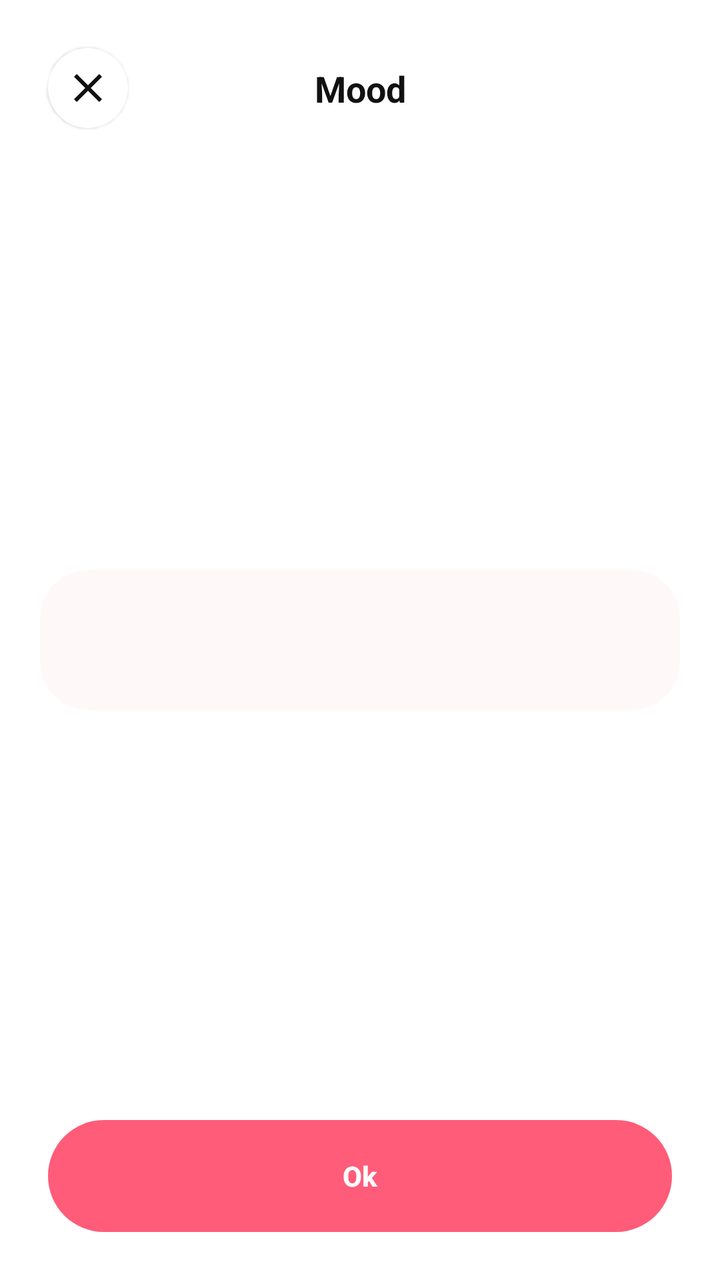
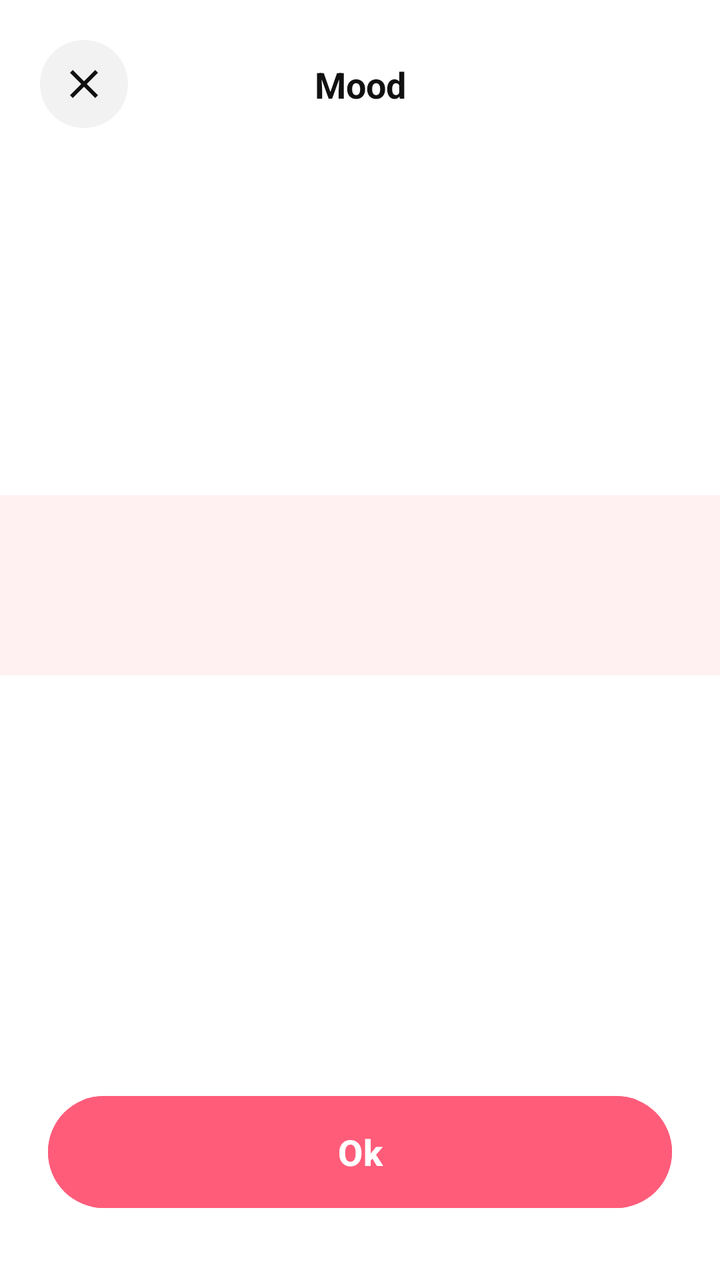

Two renders of the same Android screen: before a commit and after it. Below are the layout's source before the change and the commit's diff.
<!-- AndroidManifest.xml: application theme Theme.TrackerSiklusMenstruasi -->
<!-- res/layout/activity_mood_selection.xml -->
<?xml version="1.0" encoding="utf-8"?>
<androidx.constraintlayout.widget.ConstraintLayout xmlns:android="http://schemas.android.com/apk/res/android"
    xmlns:app="http://schemas.android.com/apk/res-auto"
    xmlns:tools="http://schemas.android.com/tools"
    android:layout_width="match_parent"
    android:layout_height="match_parent"
    android:background="@color/white">

    <ImageButton
        android:id="@+id/btnClose"
        android:layout_width="40dp"
        android:layout_height="40dp"
        android:layout_marginStart="24dp"
        android:layout_marginTop="24dp"
        android:background="@drawable/bg_circle_white"
        android:elevation="1dp"
        android:src="@drawable/ic_close"
        app:layout_constraintStart_toStartOf="parent"
        app:layout_constraintTop_toTopOf="parent"
        app:tint="@color/black"
        android:contentDescription="Close" />

    <TextView
        android:layout_width="wrap_content"
        android:layout_height="wrap_content"
        android:text="Mood"
        android:textColor="@color/black"
        android:textSize="18sp"
        android:textStyle="bold"
        app:layout_constraintBottom_toBottomOf="@id/btnClose"
        app:layout_constraintEnd_toEndOf="parent"
        app:layout_constraintStart_toStartOf="parent"
        app:layout_constraintTop_toTopOf="@id/btnClose" />

    
    <View
        android:id="@+id/selectorBg"
        android:layout_width="match_parent"
        android:layout_height="70dp"
        android:layout_marginHorizontal="20dp"
        android:background="@drawable/bg_pill_pink_light"
        android:alpha="0.4"
        app:layout_constraintBottom_toBottomOf="parent"
        app:layout_constraintTop_toTopOf="parent" />

    <androidx.recyclerview.widget.RecyclerView
        android:id="@+id/rvMoods"
        android:layout_width="match_parent"
        android:layout_height="0dp"
        android:clipToPadding="false"
        android:overScrollMode="never"
        app:layout_constraintBottom_toTopOf="@id/btnOk"
        app:layout_constraintTop_toBottomOf="@id/btnClose"
        tools:listitem="@layout/item_mood" />

    <Button
        android:id="@+id/btnOk"
        android:layout_width="match_parent"
        android:layout_height="56dp"
        android:layout_marginHorizontal="24dp"
        android:layout_marginBottom="24dp"
        android:background="@drawable/bg_button_pink"
        android:text="Ok"
        android:textAllCaps="false"
        android:textColor="@android:color/white"
        android:textStyle="bold"
        app:backgroundTint="@color/pink_main"
        app:layout_constraintBottom_toBottomOf="parent" />

</androidx.constraintlayout.widget.ConstraintLayout>
<!-- res/layout/item_mood.xml (included above) -->
<?xml version="1.0" encoding="utf-8"?>
<LinearLayout xmlns:android="http://schemas.android.com/apk/res/android"
    android:layout_width="match_parent"
    android:layout_height="100dp"
    android:gravity="center"
    android:orientation="horizontal">

    <FrameLayout
        android:id="@+id/iconContainer"
        android:layout_width="80dp"
        android:layout_height="80dp"
        android:visibility="gone">
        <View
            android:layout_width="match_parent"
            android:layout_height="match_parent"
            android:background="@drawable/bg_circle_pink" />
        <TextView
            android:id="@+id/tvEmoji"
            android:layout_width="match_parent"
            android:layout_height="match_parent"
            android:text="😊"
            android:textSize="36sp"
            android:gravity="center" />
    </FrameLayout>

    <TextView
        android:id="@+id/tvMoodName"
        android:layout_width="wrap_content"
        android:layout_height="wrap_content"
        android:layout_marginStart="20dp"
        android:text="Normal"
        android:textColor="@color/black"
        android:textSize="20sp"
        android:textStyle="bold" />

</LinearLayout>
<!-- resources referenced by this layout -->
<resources>
  <color name="black">#111111</color>
  <color name="pink_main">#FF5C7A</color>
  <color name="white">#FFFFFF</color>
  <!-- drawable bg_button_pink (drawable) -->
  <?xml version="1.0" encoding="utf-8"?>
  <ripple xmlns:android="http://schemas.android.com/apk/res/android"
      android:color="#40FFFFFF">
      <item>
          <shape android:shape="rectangle">
              <solid android:color="@color/pink_main" />
              <corners android:radius="30dp" />
          </shape>
      </item>
  </ripple>
  <!-- drawable bg_circle_pink (drawable) -->
  <?xml version="1.0" encoding="utf-8"?>
  <shape xmlns:android="http://schemas.android.com/apk/res/android"
      android:shape="oval">
      <solid android:color="@color/pink_main" />
  </shape>
  <!-- drawable bg_circle_white (drawable) -->
  <?xml version="1.0" encoding="utf-8"?>
  <shape xmlns:android="http://schemas.android.com/apk/res/android"
      android:shape="oval">
      <solid android:color="@color/white" />
  </shape>
  <!-- drawable bg_pill_pink_light (drawable) -->
  <?xml version="1.0" encoding="utf-8"?>
  <shape xmlns:android="http://schemas.android.com/apk/res/android">
      <solid android:color="#FFF0F2" />
      <corners android:radius="24dp" />
  </shape>
  <!-- drawable ic_close (drawable) -->
  <vector xmlns:android="http://schemas.android.com/apk/res/android"
      android:width="24dp"
      android:height="24dp"
      android:viewportWidth="24"
      android:viewportHeight="24">
      <path
          android:fillColor="#000000"
          android:pathData="M19,6.41L17.59,5L12,10.59L6.41,5L5,6.41L10.59,12L5,17.59L6.41,19L12,13.41L17.59,19L19,17.59L13.41,12L19,6.41Z" />
  </vector>
  <style name="Theme.TrackerSiklusMenstruasi" parent="Base.Theme.TrackerSiklusMenstruasi">
          
          <item name="android:editTextColor">@color/pink_main</item>
          <item name="android:textColorPrimary">@color/pink_main</item>
      </style>
  <style name="Base.Theme.TrackerSiklusMenstruasi" parent="Theme.Material3.DayNight.NoActionBar">
          
          <item name="colorPrimary">@color/pink_main</item>
          <item name="colorControlNormal">@color/pink_main</item>
      </style>
</resources>

<!-- the commit's change to res/layout/activity_mood_selection.xml (unified diff, before → after) -->
@@ -1,48 +1,53 @@
 <?xml version="1.0" encoding="utf-8"?>
 <androidx.constraintlayout.widget.ConstraintLayout xmlns:android="http://schemas.android.com/apk/res/android"
     xmlns:app="http://schemas.android.com/apk/res-auto"
-    xmlns:tools="http://schemas.android.com/tools"
     android:layout_width="match_parent"
     android:layout_height="match_parent"
     android:background="@color/white">
 
-    <ImageButton
-        android:id="@+id/btnClose"
-        android:layout_width="40dp"
-        android:layout_height="40dp"
-        android:layout_marginStart="24dp"
-        android:layout_marginTop="24dp"
-        android:background="@drawable/bg_circle_white"
-        android:elevation="1dp"
-        android:src="@drawable/ic_close"
-        app:layout_constraintStart_toStartOf="parent"
-        app:layout_constraintTop_toTopOf="parent"
-        app:tint="@color/black"
-        android:contentDescription="Close" />
+    
+    <androidx.constraintlayout.widget.ConstraintLayout
+        android:id="@+id/header"
+        android:layout_width="match_parent"
+        android:layout_height="wrap_content"
+        android:paddingHorizontal="20dp"
+        android:paddingTop="20dp"
+        app:layout_constraintTop_toTopOf="parent">
 
-    <TextView
-        android:layout_width="wrap_content"
-        android:layout_height="wrap_content"
-        android:text="Mood"
-        android:textColor="@color/black"
-        android:textSize="18sp"
-        android:textStyle="bold"
-        app:layout_constraintBottom_toBottomOf="@id/btnClose"
-        app:layout_constraintEnd_toEndOf="parent"
-        app:layout_constraintStart_toStartOf="parent"
-        app:layout_constraintTop_toTopOf="@id/btnClose" />
+        <ImageButton
+            android:id="@+id/btnClose"
+            android:layout_width="44dp"
+            android:layout_height="44dp"
+            android:background="@drawable/bg_circle_button"
+            android:src="@drawable/ic_close"
+            app:layout_constraintStart_toStartOf="parent"
+            app:layout_constraintTop_toTopOf="parent"
+            app:tint="@color/black" />
+
+        <TextView
+            android:layout_width="wrap_content"
+            android:layout_height="wrap_content"
+            android:text="Mood"
+            android:textColor="@color/black"
+            android:textSize="18sp"
+            android:textStyle="bold"
+            app:layout_constraintBottom_toBottomOf="@id/btnClose"
+            app:layout_constraintEnd_toEndOf="parent"
+            app:layout_constraintStart_toStartOf="parent"
+            app:layout_constraintTop_toTopOf="@id/btnClose" />
+    </androidx.constraintlayout.widget.ConstraintLayout>
 
     
     <View
-        android:id="@+id/selectorBg"
+        android:id="@+id/highlightBand"
         android:layout_width="match_parent"
-        android:layout_height="70dp"
-        android:layout_marginHorizontal="20dp"
-        android:background="@drawable/bg_pill_pink_light"
-        android:alpha="0.4"
+        android:layout_height="90dp"
+        android:background="#FFF0F2"
         app:layout_constraintBottom_toBottomOf="parent"
-        app:layout_constraintTop_toTopOf="parent" />
+        app:layout_constraintTop_toTopOf="parent"
+        app:layout_constraintVertical_bias="0.45" />
 
+    
     <androidx.recyclerview.widget.RecyclerView
         android:id="@+id/rvMoods"
         android:layout_width="match_parent"
@@ -50,58 +55,21 @@
         android:clipToPadding="false"
         android:overScrollMode="never"
         app:layout_constraintBottom_toTopOf="@id/btnOk"
-        app:layout_constraintTop_toBottomOf="@id/btnClose"
-        tools:listitem="@layout/item_mood" />
+        app:layout_constraintTop_toBottomOf="@id/header" />
 
-    <Button
+    <com.google.android.material.button.MaterialButton
         android:id="@+id/btnOk"
         android:layout_width="match_parent"
-        android:layout_height="56dp"
+        android:layout_height="64dp"
         android:layout_marginHorizontal="24dp"
-        android:layout_marginBottom="24dp"
-        android:background="@drawable/bg_button_pink"
+        android:layout_marginBottom="32dp"
+        android:backgroundTint="@color/pink_main"
         android:text="Ok"
         android:textAllCaps="false"
-        android:textColor="@android:color/white"
+        android:textColor="@color/white"
+        android:textSize="18sp"
         android:textStyle="bold"
-        app:backgroundTint="@color/pink_main"
+        app:cornerRadius="32dp"
         app:layout_constraintBottom_toBottomOf="parent" />
 
 </androidx.constraintlayout.widget.ConstraintLayout>
-<!-- res/layout/item_mood.xml (included above) -->
-<?xml version="1.0" encoding="utf-8"?>
-<LinearLayout xmlns:android="http://schemas.android.com/apk/res/android"
-    android:layout_width="match_parent"
-    android:layout_height="100dp"
-    android:gravity="center"
-    android:orientation="horizontal">
-
-    <FrameLayout
-        android:id="@+id/iconContainer"
-        android:layout_width="80dp"
-        android:layout_height="80dp"
-        android:visibility="gone">
-        <View
-            android:layout_width="match_parent"
-            android:layout_height="match_parent"
-            android:background="@drawable/bg_circle_pink" />
-        <TextView
-            android:id="@+id/tvEmoji"
-            android:layout_width="match_parent"
-            android:layout_height="match_parent"
-            android:text="😊"
-            android:textSize="36sp"
-            android:gravity="center" />
-    </FrameLayout>
-
-    <TextView
-        android:id="@+id/tvMoodName"
-        android:layout_width="wrap_content"
-        android:layout_height="wrap_content"
-        android:layout_marginStart="20dp"
-        android:text="Normal"
-        android:textColor="@color/black"
-        android:textSize="20sp"
-        android:textStyle="bold" />
-
-</LinearLayout>
<!-- resource entries referenced after the edit -->
@@ -3,34 +3,11 @@
   <color name="black">#111111</color>
   <color name="pink_main">#FF5C7A</color>
   <color name="white">#FFFFFF</color>
-  <!-- drawable bg_button_pink (drawable) -->
-  <?xml version="1.0" encoding="utf-8"?>
-  <ripple xmlns:android="http://schemas.android.com/apk/res/android"
-      android:color="#40FFFFFF">
-      <item>
-          <shape android:shape="rectangle">
-              <solid android:color="@color/pink_main" />
-              <corners android:radius="30dp" />
-          </shape>
-      </item>
-  </ripple>
-  <!-- drawable bg_circle_pink (drawable) -->
+  <!-- drawable bg_circle_button (drawable) -->
   <?xml version="1.0" encoding="utf-8"?>
   <shape xmlns:android="http://schemas.android.com/apk/res/android"
       android:shape="oval">
-      <solid android:color="@color/pink_main" />
-  </shape>
-  <!-- drawable bg_circle_white (drawable) -->
-  <?xml version="1.0" encoding="utf-8"?>
-  <shape xmlns:android="http://schemas.android.com/apk/res/android"
-      android:shape="oval">
-      <solid android:color="@color/white" />
-  </shape>
-  <!-- drawable bg_pill_pink_light (drawable) -->
-  <?xml version="1.0" encoding="utf-8"?>
-  <shape xmlns:android="http://schemas.android.com/apk/res/android">
-      <solid android:color="#FFF0F2" />
-      <corners android:radius="24dp" />
+      <solid android:color="#F2F2F2" />
   </shape>
   <!-- drawable ic_close (drawable) -->
   <vector xmlns:android="http://schemas.android.com/apk/res/android"
@@ -46,6 +23,10 @@
           
           <item name="android:editTextColor">@color/pink_main</item>
           <item name="android:textColorPrimary">@color/pink_main</item>
+          <item name="android:navigationBarColor">@android:color/transparent</item>
+          <item name="android:windowTranslucentNavigation">true</item>
+          <item name="android:statusBarColor">@android:color/transparent</item>
+          <item name="android:windowLightStatusBar">true</item>
       </style>
   <style name="Base.Theme.TrackerSiklusMenstruasi" parent="Theme.Material3.DayNight.NoActionBar">
           
